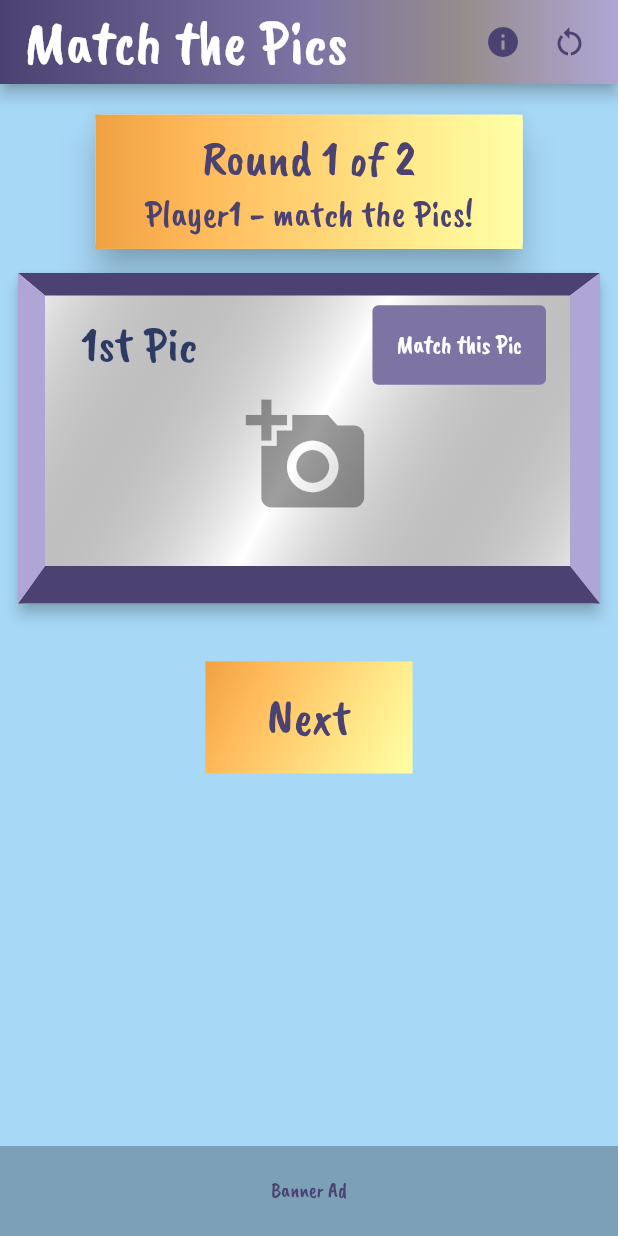
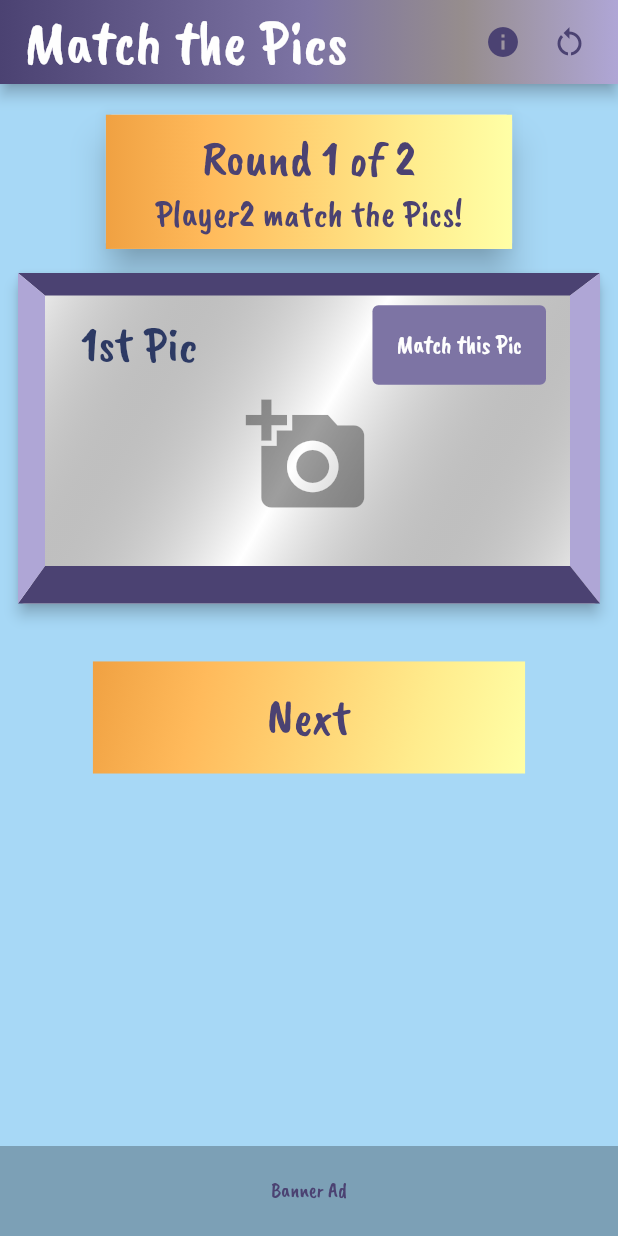
Before and after one commit to emac62/scavengerPix, a Flutter app: the MatchingPage screen opened directly with empty values, on a phone screen of 412 x 824 dp. Run offline on Flutter 3.47's test engine with Material 2 defaults, Android fonts, the phone set to English and light mode, and no system bars; drawn by our look-alikes of auto_size_text; our stand-ins replace custom_sliding_segmented_control, hexcolor, image_picker, new_gradient_app_bar, shared_preferences; missing offline and left inert: before_after; accounts and stored records are empty.

Commit message:
Score alert, color fixes

```diff
--- a/lib/intro_page.dart
+++ b/lib/intro_page.dart
@@ -2,8 +2,6 @@ import 'package:auto_size_text/auto_size_text.dart';
 import 'package:flutter/material.dart';
 import 'package:hexcolor/hexcolor.dart';
 import 'package:new_gradient_app_bar/new_gradient_app_bar.dart';
-import 'package:provider/provider.dart';
-import 'package:scavenger_hunt_pictures/providers/settings_provider.dart';
 
 import 'package:scavenger_hunt_pictures/settings_screen.dart';
 import 'package:scavenger_hunt_pictures/widgets/color_arrays.dart';
@@ -44,7 +42,7 @@ class _IntroPageState extends State<IntroPage> {
                     child: Icon(
                       Icons.info,
                       color: HexColor('#4b4272'),
-                      size: SizeConfig.blockSizeHorizontal * 4,
+                      size: SizeConfig.blockSizeHorizontal * 6,
                     ),
                   ),
                   onTap: () {
--- a/lib/matching_screen.dart
+++ b/lib/matching_screen.dart
@@ -56,7 +56,10 @@ class _MatchingPageState extends State<MatchingPage> {
   initState() {
     super.initState();
     loadSettings().then((_) {
-      debugPrint('Matching init: ${widget.firstImgPath}');
+      int playerTurns =
+          Provider.of<SettingsProvider>(context, listen: false).playerTurns + 1;
+      Provider.of<SettingsProvider>(context, listen: false)
+          .setPlayerTurns(playerTurns);
     });
   }
 
--- a/lib/widgets/pix_button.dart
+++ b/lib/widgets/pix_button.dart
@@ -1,7 +1,6 @@
 import 'package:auto_size_text/auto_size_text.dart';
 import 'package:flutter/material.dart';
 import 'package:hexcolor/hexcolor.dart';
-import 'package:scavenger_hunt_pictures/widgets/app_colors.dart';
 import 'package:scavenger_hunt_pictures/widgets/color_arrays.dart';
 import 'package:scavenger_hunt_pictures/widgets/size_config.dart';
 
@@ -21,9 +20,7 @@ class PixButton extends StatelessWidget {
     return TextButton(
         style: TextButton.styleFrom(
           primary: HexColor('#a7d8f6'),
-          padding: EdgeInsets.symmetric(
-            horizontal: SizeConfig.blockSizeHorizontal * 10,
-          ),
+          padding: EdgeInsets.zero,
         ),
         onPressed: onPressed,
         child: Ink(
@@ -33,11 +30,13 @@ class PixButton extends StatelessWidget {
                 end: Alignment.bottomRight,
                 colors: ColorArrays.orangeYellow),
           ),
-          child: Container(
+          child: Padding(
             padding: EdgeInsets.symmetric(
                 horizontal: SizeConfig.blockSizeHorizontal * 10,
                 vertical: SizeConfig.blockSizeVertical * 2),
-            child: Text(name,
+            child: SizedBox(
+              width: SizeConfig.blockSizeHorizontal * 50,
+              child: AutoSizeText(name,
                   style: TextStyle(
                     fontFamily: 'CaveatBrush',
                     fontSize: fontSize,
@@ -46,6 +45,7 @@ class PixButton extends StatelessWidget {
                   ),
                   textAlign: TextAlign.center),
             ),
+          ),
         ));
   }
 }
```
Also changed, not shown: lib/compare_images.dart (+34 -25 lines), lib/full_screen_image.dart (+3 -6 lines), lib/original_pictures.dart (+13 -10 lines), lib/settings_screen.dart (+7 -0 lines), lib/widgets/dialogs.dart (+55 -0 lines). Lines whose indentation alone changed are shown as unchanged.
